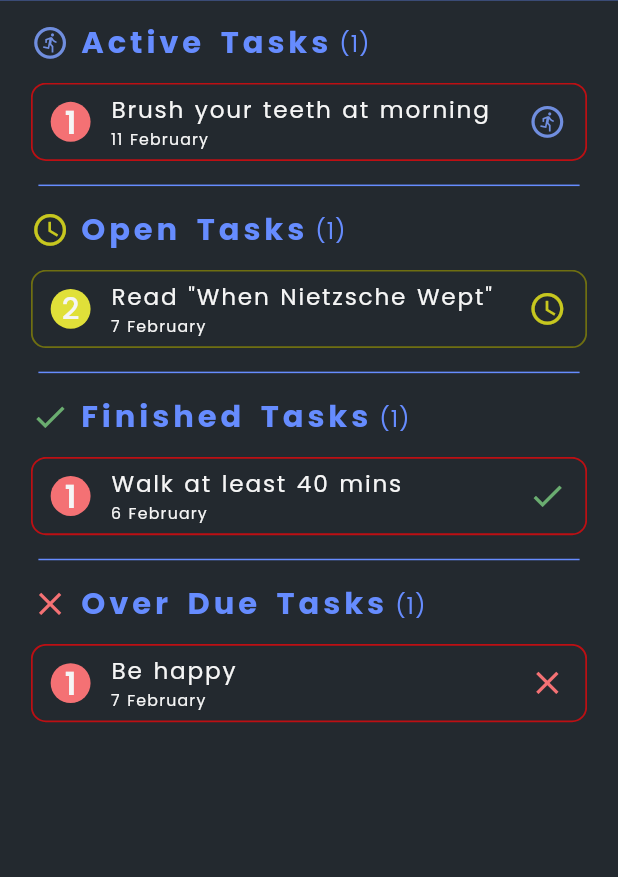
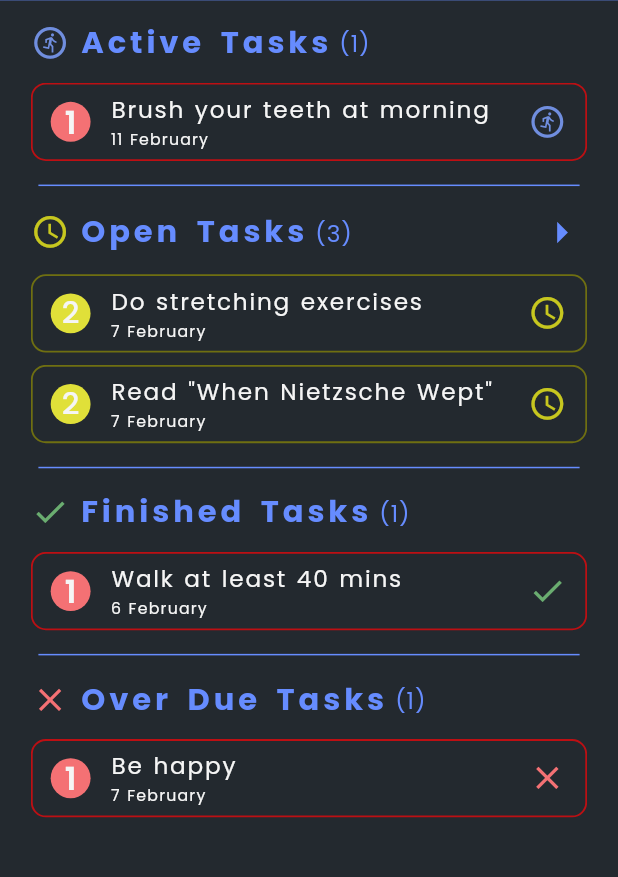
Before and after one commit to bahricanyesil/gamified-todo, a Flutter app: the screen it shows after launch, on a phone screen of 412 x 824 dp, the part 80-957 px from its top. Run offline on Flutter 3.47's test engine with Material 2 defaults, Android fonts, the phone set to English and light mode, and no system bars; our stand-ins replace google_fonts, hive_flutter, tuple, url_launcher_web; missing offline and left inert: infinite_listview; accounts and stored records are empty; project files that could hold a hidden picture were left out.

Commit message:
Adjusted the default data to be an example

```diff
--- a/lib/features/splash/constants/default_data.dart
+++ b/lib/features/splash/constants/default_data.dart
@@ -9,31 +9,59 @@ mixin _DefaultData {
     Group(title: 'Emotional'),
   ];
 
-  static final List<Task> _defaultTasks = <Task>[
-    Task(
+  static List<Task> get _defaultTasks {
+    _reading.awardOfIds.add(_stretching.id);
+    _watching.awardOfIds.add(_stretching.id);
+    _stretching.awardOfIds.add(_walking.id);
+    _stretching.awardIds.addAll(<String>[_reading.id, _watching.id]);
+    _walking.awardIds.add(_stretching.id);
+    _brushingTeeths.awardIds.add(_stretching.id);
+    return <Task>[
+      _reading,
+      _stretching,
+      _walking,
+      _brushingTeeths,
+      _beingHappy,
+      _watching,
+    ];
+  }
+
+  static final Task _reading = Task(
       priority: Priorities.medium,
       content: 'Read "When Nietzsche Wept"',
       groupId: _defaultGroups[2].id,
-        dueDate: DateTime.now().add(const Duration(hours: 28))),
-    Task(
+      dueDate: DateTime.now().add(const Duration(hours: 28)));
+
+  static final Task _watching = Task(
+      priority: Priorities.low,
+      content: 'Watch "The Pianist"',
+      groupId: _defaultGroups[2].id,
+      dueDate: DateTime.now().add(const Duration(days: 4)));
+
+  static final Task _walking = Task(
       priority: Priorities.high,
       content: 'Walk at least 40 mins',
       groupId: _defaultGroups[1].id,
       taskStatus: TaskStatus.finished,
-        dueDate: DateTime.now().add(const Duration(hours: 1))),
-    Task(
+      dueDate: DateTime.now().add(const Duration(hours: 1)));
+
+  static final Task _stretching = Task(
+      priority: Priorities.medium,
+      content: 'Do stretching exercises',
+      groupId: _defaultGroups[1].id,
+      dueDate: DateTime.now().add(const Duration(hours: 20)));
+
+  static final Task _brushingTeeths = Task(
       priority: Priorities.high,
       content: 'Brush your teeth at morning',
       groupId: _defaultGroups[0].id,
       taskStatus: TaskStatus.active,
-      dueDate: DateTime.now().add(const Duration(days: 5)),
-    ),
-    Task(
+      dueDate: DateTime.now().add(const Duration(days: 5)));
+
+  static final Task _beingHappy = Task(
       priority: Priorities.high,
       content: 'Be happy',
       groupId: _defaultGroups[3].id,
       taskStatus: TaskStatus.overDue,
-      dueDate: DateTime.now().add(const Duration(days: 1)),
-    ),
-  ];
+      dueDate: DateTime.now().add(const Duration(days: 1)));
 }
```
Also changed, not shown: 1 other file. Lines whose indentation alone changed are shown as unchanged.
